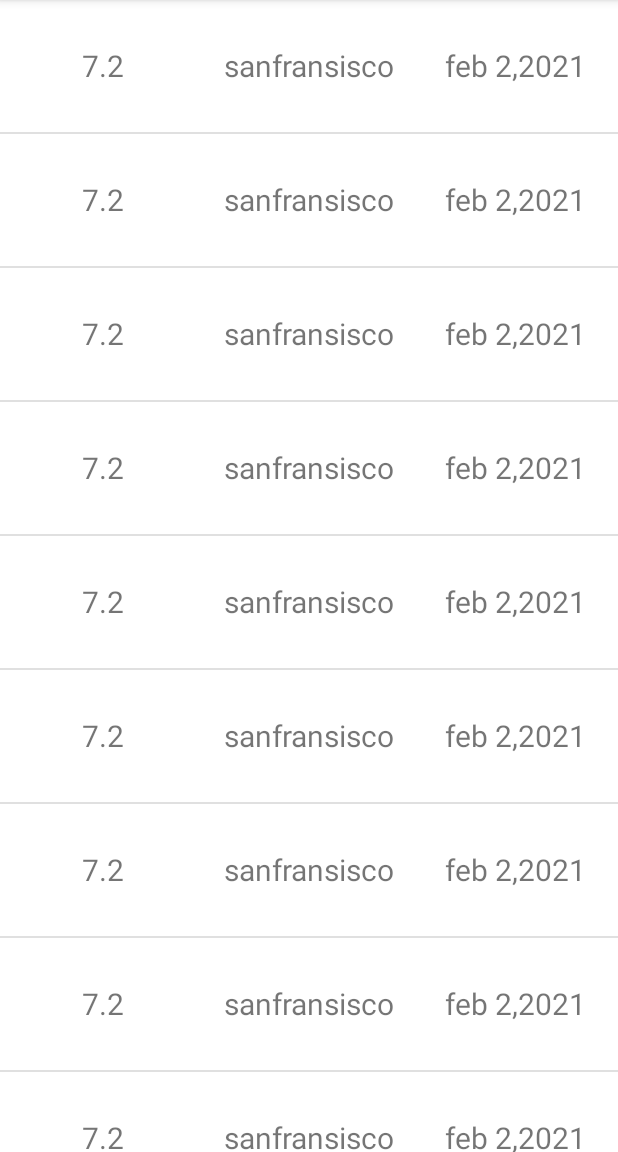
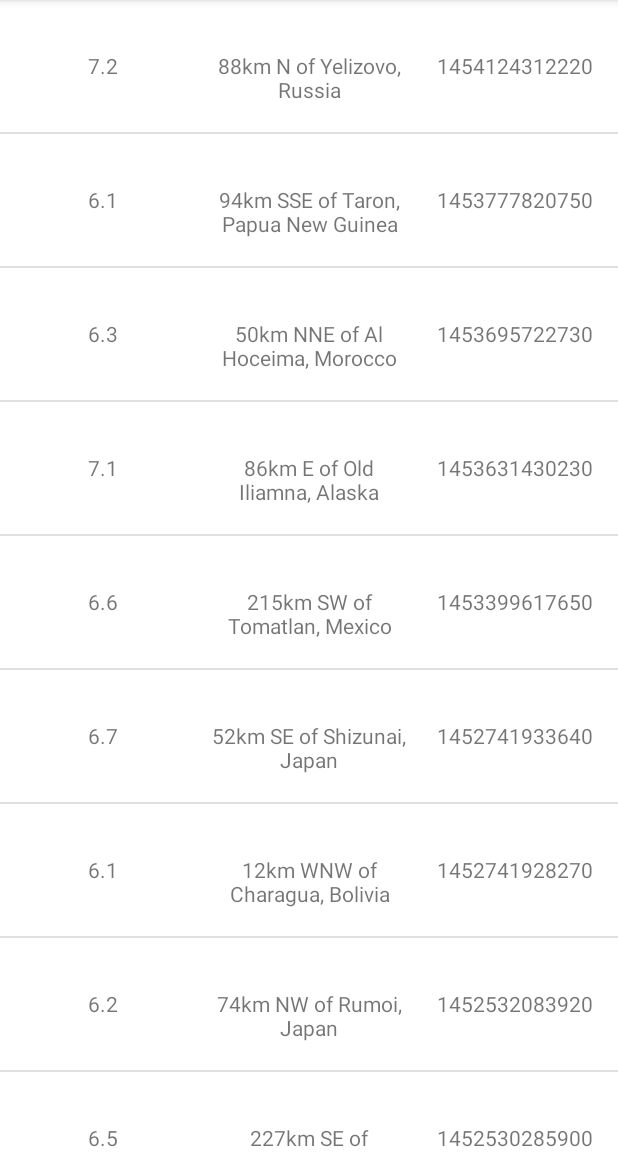
Before and after one commit to chsaikumar445/EarthQuake-App, an Android app: the screen it shows after launch (EarthQuakeActivity), on a phone screen of 412 x 824 dp, the part 84-1236 px from its top. Run offline under Robolectric (Android 15) with nearby library versions, the phone set to English and light mode, and no system bars.

Commit message:
created a java class for parsing json data and added to adapter

```diff
--- a/app/src/main/java/com/example/earthquake/Earth.java
+++ b/app/src/main/java/com/example/earthquake/Earth.java
@@ -1,17 +1,17 @@
 package com.example.earthquake;
 
 public class Earth {
-    private Double mMagnitude;
+    private String mMagnitude;
     private String mCity;
     private String mDate;
 
-    public Earth(Double Magnitude, String City, String Date){
+    public Earth(String Magnitude, String City, String Date){
         mMagnitude = Magnitude;
         mCity = City;
         mDate = Date;
     }
 
-    public Double getmMagnitude() {
+    public String getmMagnitude() {
         return mMagnitude;
     }
 
--- a/app/src/main/java/com/example/earthquake/EarthQuakeActivity.java
+++ b/app/src/main/java/com/example/earthquake/EarthQuakeActivity.java
@@ -15,18 +15,7 @@ public class EarthQuakeActivity extends AppCompatActivity {
         super.onCreate(savedInstanceState);
         setContentView(R.layout.earthquake_activity);
 
-        ArrayList<Earth> earthQuake = new ArrayList<>();
-
-        earthQuake.add(new Earth(7.2, "sanfransisco","feb 2,2021"));
-        earthQuake.add(new Earth(7.2, "sanfransisco","feb 2,2021"));
-        earthQuake.add(new Earth(7.2, "sanfransisco","feb 2,2021"));
-        earthQuake.add(new Earth(7.2, "sanfransisco","feb 2,2021"));
-        earthQuake.add(new Earth(7.2, "sanfransisco","feb 2,2021"));
-        earthQuake.add(new Earth(7.2, "sanfransisco","feb 2,2021"));
-        earthQuake.add(new Earth(7.2, "sanfransisco","feb 2,2021"));
-        earthQuake.add(new Earth(7.2, "sanfransisco","feb 2,2021"));
-        earthQuake.add(new Earth(7.2, "sanfransisco","feb 2,2021"));
-        earthQuake.add(new Earth(7.2, "sanfransisco","feb 2,2021"));
+        ArrayList<Earth> earthQuake = QueryUtils.extractEarthquakes();
 
         ListView earthQuakeView = (ListView) findViewById(R.id.list);
 
--- /dev/null
+++ b/app/src/main/java/com/example/earthquake/QueryUtils.java
@@ -0,0 +1,74 @@
+package com.example.earthquake;
+
+import android.util.Log;
+
+import com.example.earthquake.Earth;
+
+import org.json.JSONArray;
+import org.json.JSONException;
+import org.json.JSONObject;
+
+import java.util.ArrayList;
+
+/**
+ * Helper methods related to requesting and receiving earthquake data from USGS.
+ */
+public final class QueryUtils {
+
+    /** Sample JSON response for a USGS query */
+    private static final String SAMPLE_JSON_RESPONSE = "{\"type\":\"FeatureCollection\",\"metadata\":{\"generated\":1462295443000,\"url\":\"http://earthquake.usgs.gov/fdsnws/event/1/query?format=geojson&starttime=2016-01-01&endtime=2016-01-31&minmag=6&limit=10\",\"title\":\"USGS Earthquakes\",\"status\":200,\"api\":\"1.5.2\",\"limit\":10,\"offset\":1,\"count\":10},\"features\":[{\"type\":\"Feature\",\"properties\":{\"mag\":7.2,\"place\":\"88km N of Yelizovo, Russia\",\"time\":1454124312220,\"updated\":1460674294040,\"tz\":720,\"url\":\"http://earthquake.usgs.gov/earthquakes/eventpage/us20004vvx\",\"detail\":\"http://earthquake.usgs.gov/fdsnws/event/1/query?eventid=us20004vvx&format=geojson\",\"felt\":2,\"cdi\":3.4,\"mmi\":5.82,\"alert\":\"green\",\"status\":\"reviewed\",\"tsunami\":1,\"sig\":798,\"net\":\"us\",\"code\":\"20004vvx\",\"ids\":\",at00o1qxho,pt16030050,us20004vvx,gcmt20160130032510,\",\"sources\":\",at,pt,us,gcmt,\",\"types\":\",cap,dyfi,finite-fault,general-link,general-text,geoserve,impact-link,impact-text,losspager,moment-tensor,nearby-cities,origin,phase-data,shakemap,tectonic-summary,\",\"nst\":null,\"dmin\":0.958,\"rms\":1.19,\"gap\":17,\"magType\":\"mww\",\"type\":\"earthquake\",\"title\":\"M 7.2 - 88km N of Yelizovo, Russia\"},\"geometry\":{\"type\":\"Point\",\"coordinates\":[158.5463,53.9776,177]},\"id\":\"us20004vvx\"},\n" +
+            "{\"type\":\"Feature\",\"properties\":{\"mag\":6.1,\"place\":\"94km SSE of Taron, Papua New Guinea\",\"time\":1453777820750,\"updated\":1460156775040,\"tz\":600,\"url\":\"http://earthquake.usgs.gov/earthquakes/eventpage/us20004uks\",\"detail\":\"http://earthquake.usgs.gov/fdsnws/event/1/query?eventid=us20004uks&format=geojson\",\"felt\":null,\"cdi\":null,\"mmi\":4.1,\"alert\":\"green\",\"status\":\"reviewed\",\"tsunami\":1,\"sig\":572,\"net\":\"us\",\"code\":\"20004uks\",\"ids\":\",us20004uks,gcmt20160126031023,\",\"sources\":\",us,gcmt,\",\"types\":\",cap,geoserve,losspager,moment-tensor,nearby-cities,origin,phase-data,shakemap,tectonic-summary,\",\"nst\":null,\"dmin\":1.537,\"rms\":0.74,\"gap\":25,\"magType\":\"mww\",\"type\":\"earthquake\",\"title\":\"M 6.1 - 94km SSE of Taron, Papua New Guinea\"},\"geometry\":{\"type\":\"Point\",\"coordinates\":[153.2454,-5.2952,26]},\"id\":\"us20004uks\"},\n" +
+            "{\"type\":\"Feature\",\"properties\":{\"mag\":6.3,\"place\":\"50km NNE of Al Hoceima, Morocco\",\"time\":1453695722730,\"updated\":1460156773040,\"tz\":0,\"url\":\"http://earthquake.usgs.gov/earthquakes/eventpage/us10004gy9\",\"detail\":\"http://earthquake.usgs.gov/fdsnws/event/1/query?eventid=us10004gy9&format=geojson\",\"felt\":117,\"cdi\":7.2,\"mmi\":5.28,\"alert\":\"green\",\"status\":\"reviewed\",\"tsunami\":0,\"sig\":695,\"net\":\"us\",\"code\":\"10004gy9\",\"ids\":\",us10004gy9,gcmt20160125042203,\",\"sources\":\",us,gcmt,\",\"types\":\",cap,dyfi,geoserve,impact-text,losspager,moment-tensor,nearby-cities,origin,phase-data,shakemap,tectonic-summary,\",\"nst\":null,\"dmin\":2.201,\"rms\":0.92,\"gap\":20,\"magType\":\"mww\",\"type\":\"earthquake\",\"title\":\"M 6.3 - 50km NNE of Al Hoceima, Morocco\"},\"geometry\":{\"type\":\"Point\",\"coordinates\":[-3.6818,35.6493,12]},\"id\":\"us10004gy9\"},\n" +
+            "{\"type\":\"Feature\",\"properties\":{\"mag\":7.1,\"place\":\"86km E of Old Iliamna, Alaska\",\"time\":1453631430230,\"updated\":1460156770040,\"tz\":-540,\"url\":\"http://earthquake.usgs.gov/earthquakes/eventpage/us10004gqp\",\"detail\":\"http://earthquake.usgs.gov/fdsnws/event/1/query?eventid=us10004gqp&format=geojson\",\"felt\":1816,\"cdi\":7.2,\"mmi\":6.6,\"alert\":\"green\",\"status\":\"reviewed\",\"tsunami\":1,\"sig\":1496,\"net\":\"us\",\"code\":\"10004gqp\",\"ids\":\",at00o1gd6r,us10004gqp,ak12496371,gcmt20160124103030,\",\"sources\":\",at,us,ak,gcmt,\",\"types\":\",cap,dyfi,finite-fault,general-link,general-text,geoserve,impact-link,impact-text,losspager,moment-tensor,nearby-cities,origin,phase-data,shakemap,tectonic-summary,trump-origin,\",\"nst\":null,\"dmin\":0.72,\"rms\":2.11,\"gap\":19,\"magType\":\"mww\",\"type\":\"earthquake\",\"title\":\"M 7.1 - 86km E of Old Iliamna, Alaska\"},\"geometry\":{\"type\":\"Point\",\"coordinates\":[-153.4051,59.6363,129]},\"id\":\"us10004gqp\"},\n" +
+            "{\"type\":\"Feature\",\"properties\":{\"mag\":6.6,\"place\":\"215km SW of Tomatlan, Mexico\",\"time\":1453399617650,\"updated\":1459963829040,\"tz\":-420,\"url\":\"http://earthquake.usgs.gov/earthquakes/eventpage/us10004g4l\",\"detail\":\"http://earthquake.usgs.gov/fdsnws/event/1/query?eventid=us10004g4l&format=geojson\",\"felt\":11,\"cdi\":2.7,\"mmi\":3.92,\"alert\":\"green\",\"status\":\"reviewed\",\"tsunami\":1,\"sig\":673,\"net\":\"us\",\"code\":\"10004g4l\",\"ids\":\",at00o1bebo,pt16021050,us10004g4l,gcmt20160121180659,\",\"sources\":\",at,pt,us,gcmt,\",\"types\":\",cap,dyfi,geoserve,impact-link,impact-text,losspager,moment-tensor,nearby-cities,origin,phase-data,shakemap,tectonic-summary,\",\"nst\":null,\"dmin\":2.413,\"rms\":0.98,\"gap\":74,\"magType\":\"mww\",\"type\":\"earthquake\",\"title\":\"M 6.6 - 215km SW of Tomatlan, Mexico\"},\"geometry\":{\"type\":\"Point\",\"coordinates\":[-106.9337,18.8239,10]},\"id\":\"us10004g4l\"},\n" +
+            "{\"type\":\"Feature\",\"properties\":{\"mag\":6.7,\"place\":\"52km SE of Shizunai, Japan\",\"time\":1452741933640,\"updated\":1459304879040,\"tz\":540,\"url\":\"http://earthquake.usgs.gov/earthquakes/eventpage/us10004ebx\",\"detail\":\"http://earthquake.usgs.gov/fdsnws/event/1/query?eventid=us10004ebx&format=geojson\",\"felt\":51,\"cdi\":5.8,\"mmi\":6.45,\"alert\":\"green\",\"status\":\"reviewed\",\"tsunami\":1,\"sig\":720,\"net\":\"us\",\"code\":\"10004ebx\",\"ids\":\",us10004ebx,pt16014050,at00o0xauk,gcmt20160114032534,\",\"sources\":\",us,pt,at,gcmt,\",\"types\":\",associate,cap,dyfi,geoserve,impact-link,impact-text,losspager,moment-tensor,nearby-cities,origin,phase-data,shakemap,\",\"nst\":null,\"dmin\":0.281,\"rms\":0.98,\"gap\":22,\"magType\":\"mww\",\"type\":\"earthquake\",\"title\":\"M 6.7 - 52km SE of Shizunai, Japan\"},\"geometry\":{\"type\":\"Point\",\"coordinates\":[142.781,41.9723,46]},\"id\":\"us10004ebx\"},\n" +
+            "{\"type\":\"Feature\",\"properties\":{\"mag\":6.1,\"place\":\"12km WNW of Charagua, Bolivia\",\"time\":1452741928270,\"updated\":1459304879040,\"tz\":-240,\"url\":\"http://earthquake.usgs.gov/earthquakes/eventpage/us10004ebw\",\"detail\":\"http://earthquake.usgs.gov/fdsnws/event/1/query?eventid=us10004ebw&format=geojson\",\"felt\":3,\"cdi\":2.2,\"mmi\":2.21,\"alert\":\"green\",\"status\":\"reviewed\",\"tsunami\":0,\"sig\":573,\"net\":\"us\",\"code\":\"10004ebw\",\"ids\":\",us10004ebw,gcmt20160114032528,\",\"sources\":\",us,gcmt,\",\"types\":\",cap,dyfi,geoserve,impact-text,losspager,moment-tensor,nearby-cities,origin,phase-data,shakemap,tectonic-summary,\",\"nst\":null,\"dmin\":5.492,\"rms\":1.04,\"gap\":16,\"magType\":\"mww\",\"type\":\"earthquake\",\"title\":\"M 6.1 - 12km WNW of Charagua, Bolivia\"},\"geometry\":{\"type\":\"Point\",\"coordinates\":[-63.3288,-19.7597,582.56]},\"id\":\"us10004ebw\"},\n" +
+            "{\"type\":\"Feature\",\"properties\":{\"mag\":6.2,\"place\":\"74km NW of Rumoi, Japan\",\"time\":1452532083920,\"updated\":1459304875040,\"tz\":540,\"url\":\"http://earthquake.usgs.gov/earthquakes/eventpage/us10004djn\",\"detail\":\"http://earthquake.usgs.gov/fdsnws/event/1/query?eventid=us10004djn&format=geojson\",\"felt\":8,\"cdi\":3.4,\"mmi\":3.74,\"alert\":\"green\",\"status\":\"reviewed\",\"tsunami\":0,\"sig\":594,\"net\":\"us\",\"code\":\"10004djn\",\"ids\":\",us10004djn,gcmt20160111170803,\",\"sources\":\",us,gcmt,\",\"types\":\",cap,dyfi,geoserve,impact-text,losspager,moment-tensor,nearby-cities,origin,phase-data,shakemap,tectonic-summary,\",\"nst\":null,\"dmin\":1.139,\"rms\":0.96,\"gap\":33,\"magType\":\"mww\",\"type\":\"earthquake\",\"title\":\"M 6.2 - 74km NW of Rumoi, Japan\"},\"geometry\":{\"type\":\"Point\",\"coordinates\":[141.0867,44.4761,238.81]},\"id\":\"us10004djn\"},\n" +
+            "{\"type\":\"Feature\",\"properties\":{\"mag\":6.5,\"place\":\"227km SE of Sarangani, Philippines\",\"time\":1452530285900,\"updated\":1459304874040,\"tz\":480,\"url\":\"http://earthquake.usgs.gov/earthquakes/eventpage/us10004dj5\",\"detail\":\"http://earthquake.usgs.gov/fdsnws/event/1/query?eventid=us10004dj5&format=geojson\",\"felt\":1,\"cdi\":2.7,\"mmi\":7.5,\"alert\":\"green\",\"status\":\"reviewed\",\"tsunami\":1,\"sig\":650,\"net\":\"us\",\"code\":\"10004dj5\",\"ids\":\",at00o0srjp,pt16011050,us10004dj5,gcmt20160111163807,\",\"sources\":\",at,pt,us,gcmt,\",\"types\":\",cap,dyfi,geoserve,impact-link,impact-text,losspager,moment-tensor,nearby-cities,origin,phase-data,shakemap,tectonic-summary,\",\"nst\":null,\"dmin\":3.144,\"rms\":0.72,\"gap\":22,\"magType\":\"mww\",\"type\":\"earthquake\",\"title\":\"M 6.5 - 227km SE of Sarangani, Philippines\"},\"geometry\":{\"type\":\"Point\",\"coordinates\":[126.8621,3.8965,13]},\"id\":\"us10004dj5\"},\n" +
+            "{\"type\":\"Feature\",\"properties\":{\"mag\":6,\"place\":\"Pacific-Antarctic Ridge\",\"time\":1451986454620,\"updated\":1459202978040,\"tz\":-540,\"url\":\"http://earthquake.usgs.gov/earthquakes/eventpage/us10004bgk\",\"detail\":\"http://earthquake.usgs.gov/fdsnws/event/1/query?eventid=us10004bgk&format=geojson\",\"felt\":0,\"cdi\":1,\"mmi\":0,\"alert\":\"green\",\"status\":\"reviewed\",\"tsunami\":0,\"sig\":554,\"net\":\"us\",\"code\":\"10004bgk\",\"ids\":\",us10004bgk,gcmt20160105093415,\",\"sources\":\",us,gcmt,\",\"types\":\",cap,dyfi,geoserve,losspager,moment-tensor,nearby-cities,origin,phase-data,shakemap,\",\"nst\":null,\"dmin\":30.75,\"rms\":0.67,\"gap\":71,\"magType\":\"mww\",\"type\":\"earthquake\",\"title\":\"M 6.0 - Pacific-Antarctic Ridge\"},\"geometry\":{\"type\":\"Point\",\"coordinates\":[-136.2603,-54.2906,10]},\"id\":\"us10004bgk\"}],\"bbox\":[-153.4051,-54.2906,10,158.5463,59.6363,582.56]}";
+
+    /**
+     * Create a private constructor because no one should ever create a {@link QueryUtils} object.
+     * This class is only meant to hold static variables and methods, which can be accessed
+     * directly from the class name QueryUtils (and an object instance of QueryUtils is not needed).
+     */
+    private QueryUtils() {
+    }
+
+    /**
+     * Return a list of {@link Earth} objects that has been built up from
+     * parsing a JSON response.
+     */
+    public static ArrayList<Earth> extractEarthquakes() {
+
+        // Create an empty ArrayList that we can start adding earthquakes to
+        ArrayList<Earth> earthquakes = new ArrayList<>();
+
+        // Try to parse the SAMPLE_JSON_RESPONSE. If there's a problem with the way the JSON
+        // is formatted, a JSONException exception object will be thrown.
+        // Catch the exception so the app doesn't crash, and print the error message to the logs.
+        try {
+            JSONObject root = new JSONObject(SAMPLE_JSON_RESPONSE);
+            JSONArray features = root.getJSONArray("features");
+            for(int i=0;i<features.length();i++){
+                JSONObject eartquakeObj = features.getJSONObject(i);
+                JSONObject propertiees = eartquakeObj.getJSONObject("properties");
+                String magnitude = propertiees.getString("mag");
+                String place = propertiees.getString("place");
+                String time = propertiees.getString("time");
+                earthquakes.add(new Earth(magnitude,place,time));
+
+            }
+
+        } catch (JSONException e) {
+            // If an error is thrown when executing any of the above statements in the "try" block,
+            // catch the exception here, so the app doesn't crash. Print a log message
+            // with the message from the exception.
+            Log.e("QueryUtils", "Problem parsing the earthquake JSON results", e);
+        }
+
+        // Return the list of earthquakes
+        return earthquakes;
+    }
+
+}
--- a/app/src/main/res/layout/word_list.xml
+++ b/app/src/main/res/layout/word_list.xml
@@ -10,7 +10,6 @@
         android:layout_weight="1"
         android:layout_height="88dp"
         android:gravity="center"
-        android:textSize="20sp"
         android:text="7.2"
         />
 
@@ -20,7 +19,6 @@
         android:layout_weight="1"
         android:layout_height="88dp"
         android:gravity="center"
-        android:textSize="20sp"
         android:text="san fransisco"
         />
     <TextView
@@ -29,7 +27,6 @@
         android:layout_weight="1"
         android:layout_height="88dp"
         android:gravity="center"
-        android:textSize="20sp"
         android:text="Feb 2, 2021"
         />
 
```
